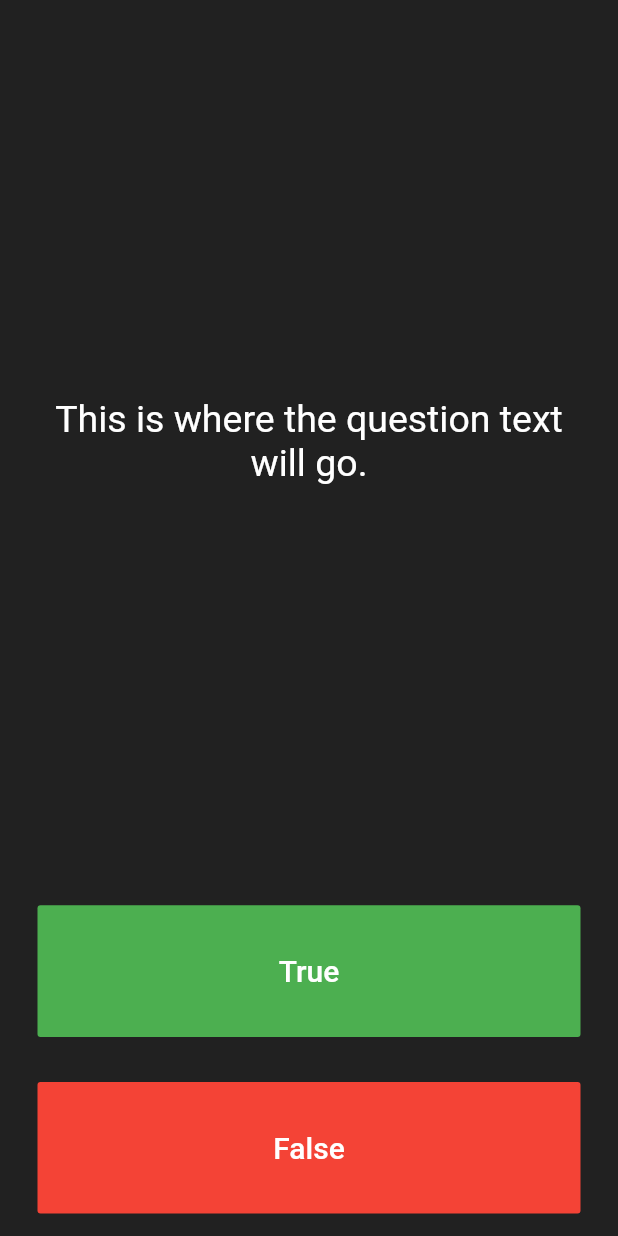
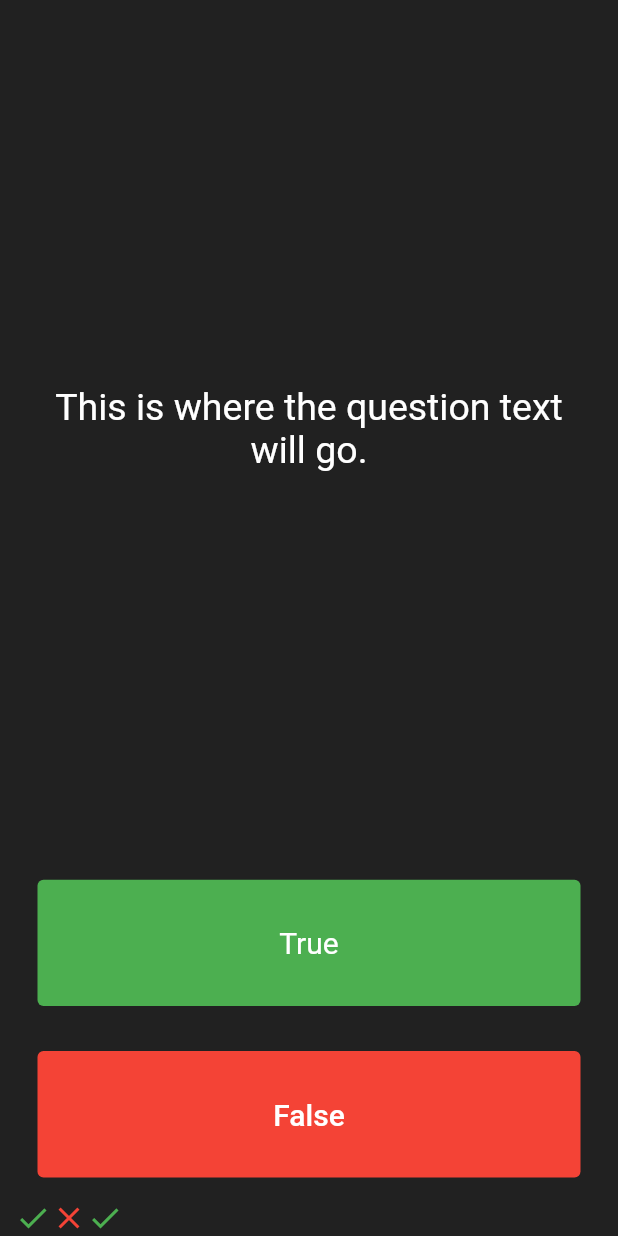
Before and after one commit to MaxmillianShetto/LinkedInLearning, a Flutter app: the screen it shows after launch, after a tap on "True", on a phone screen of 412 x 824 dp. Run offline on Flutter 3.47's test engine with Material 2 defaults, Android fonts, the phone set to English and light mode, and no system bars.

Commit message:
Flutter 06, Building a scorekeeper

```diff
--- a/quizzler_flutter/lib/main.dart
+++ b/quizzler_flutter/lib/main.dart
@@ -25,6 +25,17 @@ class QuizPage extends StatefulWidget {
 }
 
 class _QuizPageState extends State<QuizPage> {
+  List<Widget> scoreKeeper = [
+    Icon(
+      Icons.check,
+      color: Colors.green,
+    ),
+    Icon(
+      Icons.close,
+      color: Colors.red,
+    ),
+  ];
+
   @override
   Widget build(BuildContext context) {
     return Column(
@@ -50,9 +61,13 @@ class _QuizPageState extends State<QuizPage> {
         Expanded(
           child: Padding(
             padding: EdgeInsets.all(15.0),
-            child: FlatButton(
-              textColor: Colors.white,
-              color: Colors.green,
+            child: TextButton(
+              style: TextButton.styleFrom(
+                backgroundColor: Colors.green,
+                textStyle: TextStyle(
+                  color: Colors.white,
+                ),
+              ),
               child: Text(
                 'True',
                 style: TextStyle(
@@ -62,6 +77,11 @@ class _QuizPageState extends State<QuizPage> {
               ),
               onPressed: () {
                 //The user picked true.
+                setState(() {
+                  scoreKeeper.add(
+                    Icon(Icons.check, color: Colors.green,),
+                  );
+                });
               },
             ),
           ),
@@ -69,8 +89,10 @@ class _QuizPageState extends State<QuizPage> {
         Expanded(
           child: Padding(
             padding: EdgeInsets.all(15.0),
-            child: FlatButton(
-              color: Colors.red,
+            child: TextButton(
+              style: TextButton.styleFrom(
+                backgroundColor: Colors.red,
+              ),
               child: Text(
                 'False',
                 style: TextStyle(
@@ -84,7 +106,9 @@ class _QuizPageState extends State<QuizPage> {
             ),
           ),
         ),
-        //TODO: Add a Row here as your score keeper
+        Row(
+          children: scoreKeeper,
+        ),
       ],
     );
   }
```
